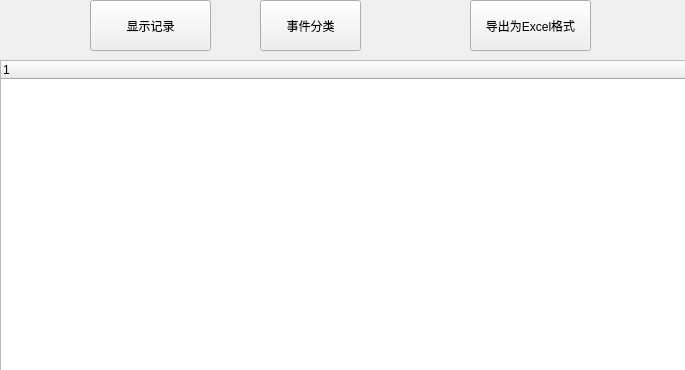
yaojiang375/TimeRecord5th, file mainrecorddb.ui: the form before one commit.
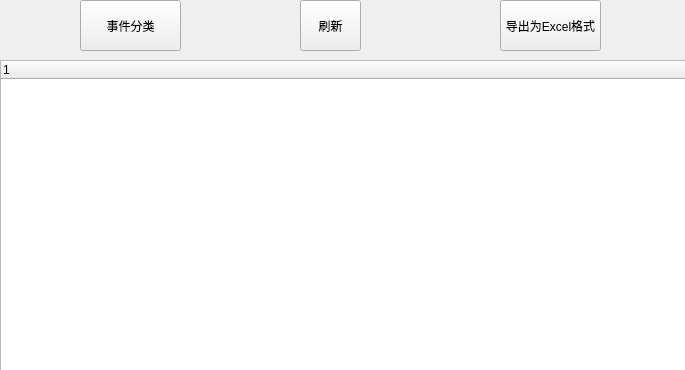
The form after the commit.

```diff
--- a/mainrecorddb.ui
+++ b/mainrecorddb.ui
@@ -16,14 +16,14 @@
   <widget class="QPushButton" name="ShowButton">
    <property name="geometry">
     <rect>
-     <x>90</x>
+     <x>300</x>
      <y>0</y>
-     <width>121</width>
+     <width>61</width>
      <height>51</height>
     </rect>
    </property>
    <property name="text">
-    <string>显示记录</string>
+    <string>刷新</string>
    </property>
   </widget>
   <widget class="QTreeWidget" name="treeWidget">
@@ -39,7 +39,7 @@
   <widget class="QPushButton" name="pushButton">
    <property name="geometry">
     <rect>
-     <x>260</x>
+     <x>80</x>
      <y>0</y>
      <width>101</width>
      <height>51</height>
@@ -52,9 +52,9 @@
   <widget class="QPushButton" name="ConvertToExcel">
    <property name="geometry">
     <rect>
-     <x>470</x>
+     <x>500</x>
      <y>0</y>
-     <width>121</width>
+     <width>101</width>
      <height>51</height>
     </rect>
    </property>
```
Left out of the diff: 5 changed lines with no effect on the pictures.
